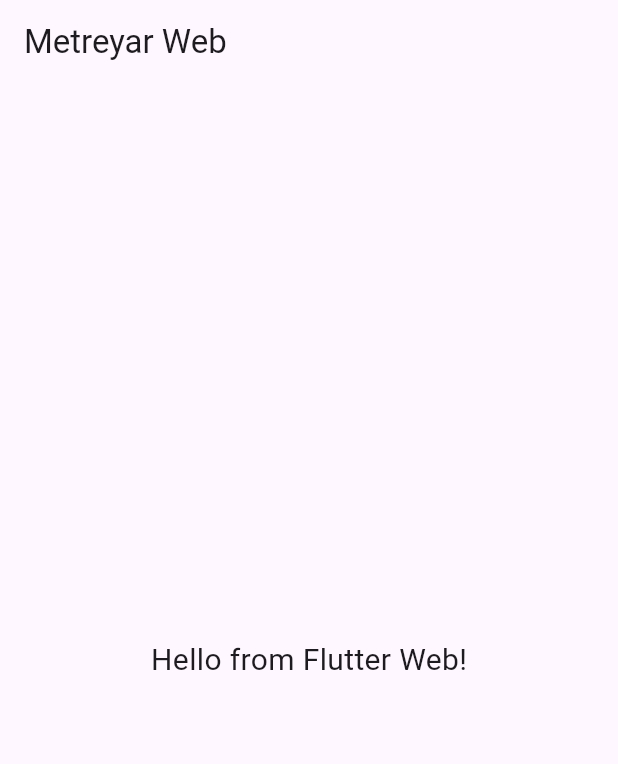
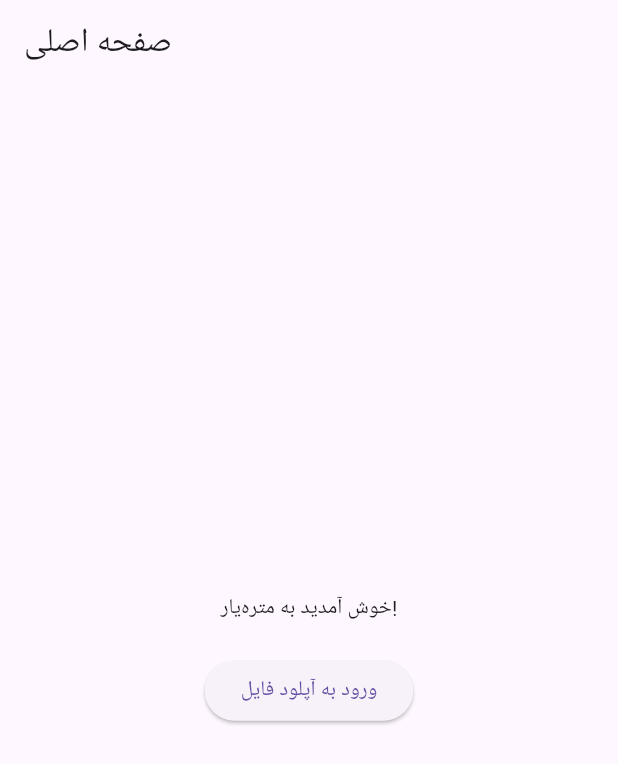
Before and after one commit to dilagh01/Metreyar_flutter_web, a Flutter app: the screen it shows after launch, on a phone screen of 412 x 824 dp. Shown: the top 764 px of the screen. Run offline on Flutter 3.47's test engine with Material 3 defaults, Android fonts, the phone set to English and light mode, and no system bars.

```diff
--- a/lib/main.dart
+++ b/lib/main.dart
@@ -1,4 +1,5 @@
 import 'package:flutter/material.dart';
+import 'pages/file_upload_page.dart'; // اضافه کردن مسیر صفحه آپلود
 
 void main() {
   runApp(const MyApp());
@@ -11,10 +12,9 @@ class MyApp extends StatelessWidget {
   Widget build(BuildContext context) {
     return MaterialApp(
       title: 'Metreyar Web',
-      theme: ThemeData(
-        primarySwatch: Colors.blue,
-      ),
+      theme: ThemeData(primarySwatch: Colors.teal),
       home: const HomePage(),
+      debugShowCheckedModeBanner: false,
     );
   }
 }
@@ -25,9 +25,24 @@ class HomePage extends StatelessWidget {
   @override
   Widget build(BuildContext context) {
     return Scaffold(
-      appBar: AppBar(title: const Text('Metreyar Web')),
-      body: const Center(
-        child: Text('Hello from Flutter Web!', style: TextStyle(fontSize: 20)),
+      appBar: AppBar(title: const Text('صفحه اصلی')),
+      body: Center(
+        child: Column(
+          mainAxisAlignment: MainAxisAlignment.center,
+          children: [
+            const Text('خوش آمدید به متره‌یار!'),
+            const SizedBox(height: 20),
+            ElevatedButton(
+              onPressed: () {
+                Navigator.push(
+                  context,
+                  MaterialPageRoute(builder: (context) => const FileUploadPage()),
+                );
+              },
+              child: const Text('ورود به آپلود فایل'),
+            ),
+          ],
+        ),
       ),
     );
   }
```
